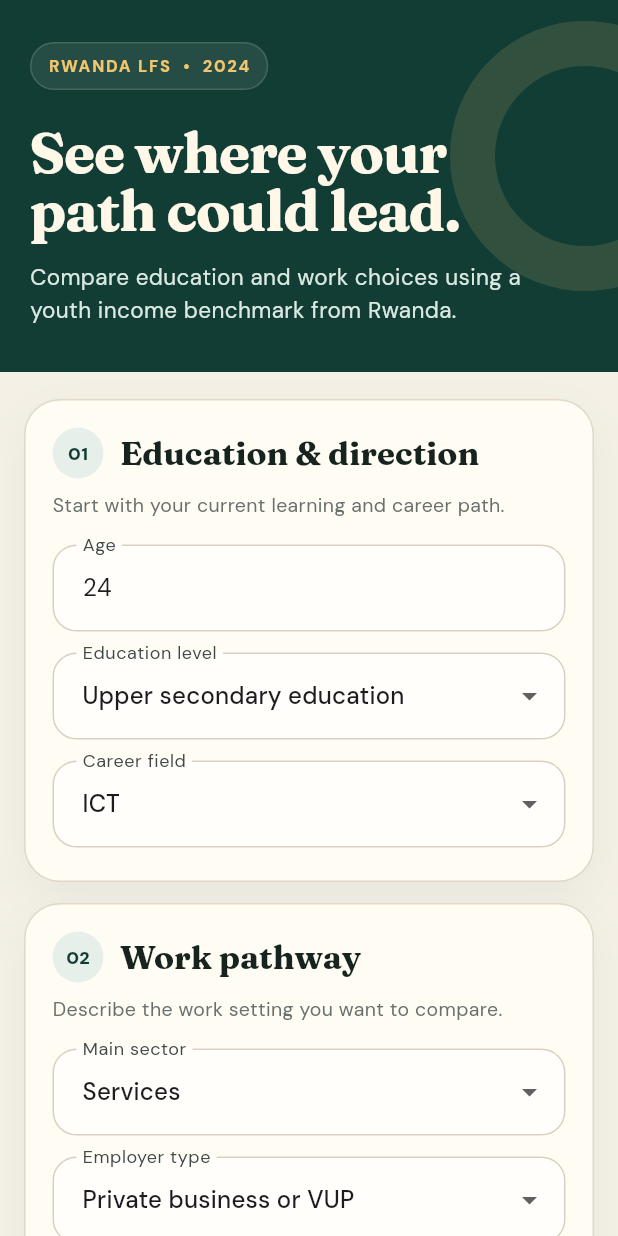
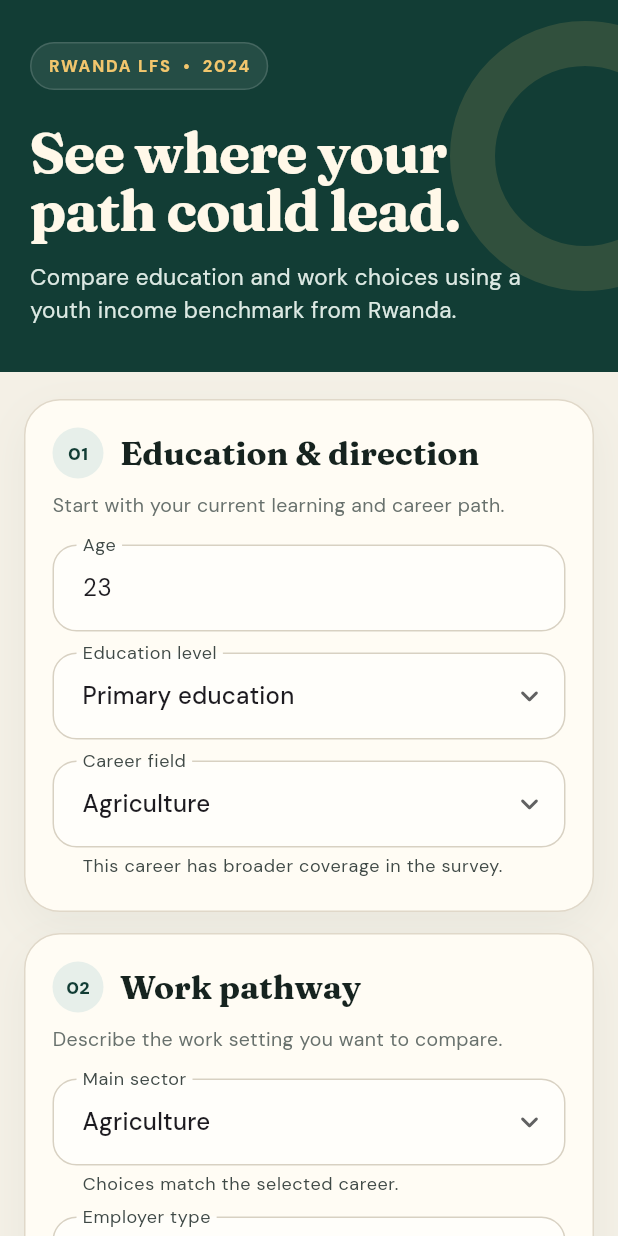
Before and after one commit to uwenayoallain/alu_africa_graduate_launch, a Flutter app: the screen it shows after launch, on a phone screen of 412 x 824 dp. Run offline on Flutter 3.47's test engine with Material 3 defaults, Android fonts, the phone set to English and light mode, and no system bars; our stand-ins replace google_fonts.

Commit message:
Guide the form with supported survey choices

```diff
--- a/summative/FlutterApp/lib/prediction_page.dart
+++ b/summative/FlutterApp/lib/prediction_page.dart
@@ -14,16 +14,16 @@ class PredictionPage extends StatefulWidget {
 class _PredictionPageState extends State<PredictionPage> {
   final _formKey = GlobalKey<FormState>();
   final _service = PredictionService();
-  final _ageController = TextEditingController(text: '24');
-  final _hoursController = TextEditingController(text: '40');
+  final _ageController = TextEditingController(text: '23');
+  final _hoursController = TextEditingController(text: '36');
 
-  String _education = 'Upper secondary education';
-  String _career = 'ICT';
-  String _sector = 'Services';
+  String _education = 'Primary education';
+  String _career = 'Agriculture';
+  String _sector = 'Agriculture';
   String _employer = 'Private business or VUP';
-  String _contract = 'Written contract';
-  String _residence = 'Urban';
-  String _province = 'Kigali city';
+  String _contract = 'Oral agreement';
+  String _residence = 'Rural';
+  String _province = 'Eastern Province';
   bool _loading = false;
   PredictionResult? _result;
   String? _error;
@@ -35,17 +35,6 @@ class _PredictionPageState extends State<PredictionPage> {
     'Lower secondary education',
     'Upper secondary education',
     'Tertiary education',
-  ];
-
-  static const careerFields = [
-    'ICT',
-    'Science and engineering',
-    'Education, health and social services',
-    'Business, management and office work',
-    'Sales and services',
-    'Skilled trades and operators',
-    'Agriculture',
-    'Elementary and other work',
   ];
 
   static const employerTypes = [
@@ -65,6 +54,109 @@ class _PredictionPageState extends State<PredictionPage> {
     'Southern Province',
     'Western Province',
   ];
+
+  static const educationCareers = {
+    'No formal education': ['Agriculture', 'Elementary and other work'],
+    'Pre-primary': ['Agriculture', 'Elementary and other work'],
+    'Primary education': [
+      'Sales and services',
+      'Skilled trades and operators',
+      'Education, health and social services',
+      'Agriculture',
+      'Elementary and other work',
+    ],
+    'Lower secondary education': [
+      'Sales and services',
+      'Skilled trades and operators',
+      'Education, health and social services',
+      'Agriculture',
+      'Elementary and other work',
+    ],
+    'Upper secondary education': [
+      'ICT',
+      'Science and engineering',
+      'Education, health and social services',
+      'Business, management and office work',
+      'Sales and services',
+      'Skilled trades and operators',
+      'Agriculture',
+      'Elementary and other work',
+    ],
+    'Tertiary education': [
+      'ICT',
+      'Science and engineering',
+      'Education, health and social services',
+      'Business, management and office work',
+      'Sales and services',
+      'Skilled trades and operators',
+      'Elementary and other work',
+    ],
+  };
+
+  static const careerSectors = {
+    'ICT': ['Services'],
+    'Science and engineering': ['Industry', 'Services'],
+    'Education, health and social services': ['Services'],
+    'Business, management and office work': ['Industry', 'Services'],
+    'Sales and services': ['Industry', 'Services'],
+    'Skilled trades and operators': ['Industry', 'Services'],
+    'Agriculture': ['Agriculture', 'Industry', 'Services'],
+    'Elementary and other work': ['Agriculture', 'Industry', 'Services'],
+  };
+
+  static const employerContracts = {
+    'Private business or VUP': ['Oral agreement', 'Written contract'],
+    'Public institution': ['Oral agreement', 'Written contract'],
+    'Public-private enterprise': ['Written contract'],
+    'Household': ['Oral agreement', 'Written contract'],
+    'Cooperative': ['Oral agreement'],
+    'NGO or international organisation': ['Oral agreement', 'Written contract'],
+    'Other': ['Oral agreement'],
+  };
+
+  List<String> get _careerOptions => educationCareers[_education]!;
+  List<String> get _sectorOptions => careerSectors[_career]!;
+  List<String> get _contractOptions => employerContracts[_employer]!;
+
+  String get _careerSupport {
+    if (_education == 'Pre-primary') {
+      return 'This education level has limited survey coverage, so use the estimate carefully.';
+    }
+    if (const [
+      'ICT',
+      'Science and engineering',
+      'Business, management and office work',
+    ].contains(_career)) {
+      return 'This career has limited survey coverage, so use the estimate carefully.';
+    }
+    return 'This career has broader coverage in the survey.';
+  }
+
+  void _changeEducation(String value) {
+    setState(() {
+      _education = value;
+      final careers = educationCareers[value]!;
+      if (!careers.contains(_career)) _career = careers.first;
+      final sectors = careerSectors[_career]!;
+      if (!sectors.contains(_sector)) _sector = sectors.first;
+    });
+  }
+
+  void _changeCareer(String value) {
+    setState(() {
+      _career = value;
+      final sectors = careerSectors[value]!;
+      if (!sectors.contains(_sector)) _sector = sectors.first;
+    });
+  }
+
+  void _changeEmployer(String value) {
+    setState(() {
+      _employer = value;
+      final contracts = employerContracts[value]!;
+      if (!contracts.contains(_contract)) _contract = contracts.first;
+    });
+  }
 
   @override
   void dispose() {
@@ -144,13 +236,14 @@ class _PredictionPageState extends State<PredictionPage> {
                           'Education level',
                           _education,
                           educationLevels,
-                          (value) => setState(() => _education = value),
+                          _changeEducation,
                         ),
                         _dropdown(
                           'Career field',
                           _career,
-                          careerFields,
-                          (value) => setState(() => _career = value),
+                          _careerOptions,
+                          _changeCareer,
+                          helperText: _careerSupport,
                         ),
                       ],
                     ),
@@ -163,20 +256,22 @@ class _PredictionPageState extends State<PredictionPage> {
                         _dropdown(
                           'Main sector',
                           _sector,
-                          const ['Agriculture', 'Industry', 'Services'],
+                          _sectorOptions,
                           (value) => setState(() => _sector = value),
+                          helperText: 'Choices match the selected career.',
                         ),
                         _dropdown(
                           'Employer type',
                           _employer,
                           employerTypes,
-                          (value) => setState(() => _employer = value),
+                          _changeEmployer,
                         ),
                         _dropdown(
                           'Contract type',
                           _contract,
-                          const ['Oral agreement', 'Written contract'],
+                          _contractOptions,
                           (value) => setState(() => _contract = value),
+                          helperText: 'Choices match the selected employer.',
                         ),
                         _numberField(
                           _hoursController,
@@ -185,16 +280,18 @@ class _PredictionPageState extends State<PredictionPage> {
                           118,
                         ),
                         _dropdown(
-                          'Residence',
-                          _residence,
-                          const ['Rural', 'Urban'],
-                          (value) => setState(() => _residence = value),
-                        ),
-                        _dropdown(
                           'Province',
                           _province,
                           provinces,
                           (value) => setState(() => _province = value),
+                        ),
+                        _dropdown(
+                          'Area type',
+                          _residence,
+                          const ['Rural', 'Urban'],
+                          (value) => setState(() => _residence = value),
+                          helperText:
+                              'Rural and urban are both represented in $_province.',
                         ),
                       ],
                     ),
@@ -396,12 +493,21 @@ class _PredictionPageState extends State<PredictionPage> {
     String label,
     String value,
     List<String> items,
-    ValueChanged<String> onChanged,
-  ) {
+    ValueChanged<String> onChanged, {
+    String? helperText,
+  }) {
     return DropdownButtonFormField<String>(
+      key: ValueKey('$label-$value-${items.join('|')}'),
       initialValue: value,
       isExpanded: true,
-      decoration: InputDecoration(labelText: label),
+      menuMaxHeight: 360,
+      borderRadius: BorderRadius.circular(18),
+      icon: const Icon(Icons.keyboard_arrow_down_rounded),
+      decoration: InputDecoration(
+        labelText: label,
+        helperText: helperText,
+        helperMaxLines: 2,
+      ),
       items: items
           .map(
             (item) => DropdownMenuItem(
```
